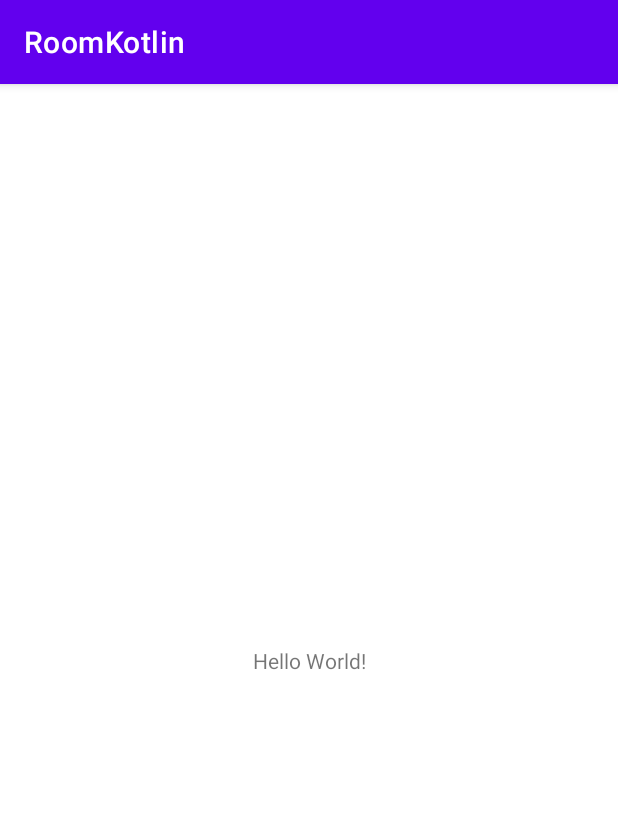
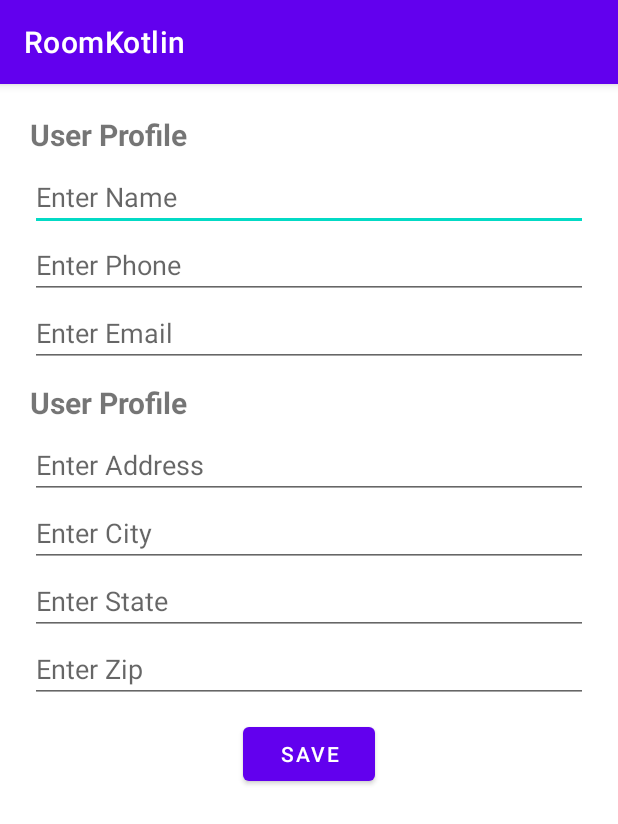
Before and after one commit to hanselgunawan/room-kotlin, an Android app: the screen it shows after launch (MainActivity), on a phone screen of 412 x 824 dp. Shown: the top 824 px of the screen. Run offline under Robolectric (Android 15) with nearby library versions, the phone set to English and light mode, and no system bars.

Commit message:
added layout

```diff
--- a/app/src/main/res/layout/activity_main.xml
+++ b/app/src/main/res/layout/activity_main.xml
@@ -4,15 +4,105 @@
     xmlns:tools="http://schemas.android.com/tools"
     android:layout_width="match_parent"
     android:layout_height="match_parent"
+    android:padding="20dp"
     tools:context=".MainActivity">
 
     <TextView
+        android:id="@+id/user_profile_title"
+        android:text="@string/user_profile_title"
+        android:textStyle="bold"
+        android:layout_width="match_parent"
+        android:layout_height="wrap_content"
+        android:textSize="20sp"
+        app:layout_constraintEnd_toEndOf="parent"
+        app:layout_constraintTop_toTopOf="parent"
+        app:layout_constraintStart_toStartOf="parent" />
+
+    <EditText
+        android:id="@+id/user_profile_name"
+        android:hint="@string/user_profile_name_hint"
+        android:layout_width="match_parent"
+        android:layout_height="wrap_content"
+        android:layout_marginTop="5dp"
+        app:layout_constraintStart_toStartOf="parent"
+        app:layout_constraintEnd_toEndOf="parent"
+        app:layout_constraintTop_toBottomOf="@id/user_profile_title" />
+
+    <EditText
+        android:id="@+id/user_profile_phone"
+        android:hint="@string/user_profile_phone_hint"
+        android:layout_width="match_parent"
+        android:layout_height="wrap_content"
+        app:layout_constraintStart_toStartOf="parent"
+        app:layout_constraintEnd_toEndOf="parent"
+        app:layout_constraintTop_toBottomOf="@id/user_profile_name" />
+
+    <EditText
+        android:id="@+id/user_profile_email"
+        android:hint="@string/user_profile_email_hint"
+        android:layout_width="match_parent"
+        android:layout_height="wrap_content"
+        app:layout_constraintStart_toStartOf="parent"
+        app:layout_constraintEnd_toEndOf="parent"
+        app:layout_constraintTop_toBottomOf="@id/user_profile_phone" />
+
+    <TextView
+        android:id="@+id/user_address_title"
+        android:text="@string/user_profile_title"
+        android:textStyle="bold"
+        android:layout_width="match_parent"
+        android:layout_height="wrap_content"
+        android:layout_marginTop="10dp"
+        android:textSize="20sp"
+        app:layout_constraintTop_toBottomOf="@id/user_profile_email"
+        app:layout_constraintEnd_toEndOf="parent"
+        app:layout_constraintStart_toStartOf="parent" />
+
+    <EditText
+        android:id="@+id/user_address_name"
+        android:hint="@string/user_address_name_hint"
+        android:layout_width="match_parent"
+        android:layout_height="wrap_content"
+        android:layout_marginTop="5dp"
+        app:layout_constraintStart_toStartOf="parent"
+        app:layout_constraintEnd_toEndOf="parent"
+        app:layout_constraintTop_toBottomOf="@id/user_address_title" />
+
+    <EditText
+        android:id="@+id/user_address_city"
+        android:hint="@string/user_address_city_hint"
+        android:layout_width="match_parent"
+        android:layout_height="wrap_content"
+        app:layout_constraintStart_toStartOf="parent"
+        app:layout_constraintEnd_toEndOf="parent"
+        app:layout_constraintTop_toBottomOf="@id/user_address_name" />
+
+    <EditText
+        android:id="@+id/user_address_state"
+        android:hint="@string/user_address_state_hint"
+        android:layout_width="match_parent"
+        android:layout_height="wrap_content"
+        app:layout_constraintStart_toStartOf="parent"
+        app:layout_constraintEnd_toEndOf="parent"
+        app:layout_constraintTop_toBottomOf="@id/user_address_city" />
+
+    <EditText
+        android:id="@+id/user_address_zip"
+        android:hint="@string/user_address_zip_hint"
+        android:layout_width="match_parent"
+        android:layout_height="wrap_content"
+        app:layout_constraintStart_toStartOf="parent"
+        app:layout_constraintEnd_toEndOf="parent"
+        app:layout_constraintTop_toBottomOf="@id/user_address_state" />
+
+    <Button
+        android:id="@+id/submit_button"
         android:layout_width="wrap_content"
         android:layout_height="wrap_content"
-        android:text="Hello World!"
-        app:layout_constraintBottom_toBottomOf="parent"
-        app:layout_constraintLeft_toLeftOf="parent"
-        app:layout_constraintRight_toRightOf="parent"
-        app:layout_constraintTop_toTopOf="parent" />
+        android:text="@string/submit_button_text"
+        android:layout_marginTop="10dp"
+        app:layout_constraintStart_toStartOf="parent"
+        app:layout_constraintEnd_toEndOf="parent"
+        app:layout_constraintTop_toBottomOf="@id/user_address_zip"/>
 
 </androidx.constraintlayout.widget.ConstraintLayout>
--- a/app/src/main/res/values/strings.xml
+++ b/app/src/main/res/values/strings.xml
@@ -1,3 +1,13 @@
 <resources>
     <string name="app_name">RoomKotlin</string>
+    <string name="user_profile_title">User Profile</string>
+    <string name="user_profile_name_hint">Enter Name</string>
+    <string name="user_profile_phone_hint">Enter Phone</string>
+    <string name="user_profile_email_hint">Enter Email</string>
+    <string name="user_address_title">User Address</string>
+    <string name="user_address_name_hint">Enter Address</string>
+    <string name="user_address_city_hint">Enter City</string>
+    <string name="user_address_state_hint">Enter State</string>
+    <string name="user_address_zip_hint">Enter Zip</string>
+    <string name="submit_button_text">Save</string>
 </resources>
```
